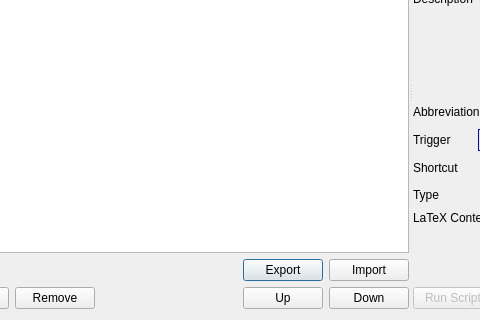
The window that src/usermenudialog.ui (texstudio-org/texstudio) describes before a commit, drawn with Qt 5; both pictures show x 82 to 562 and y 136 to 456 of the 942 by 456 pixel window.
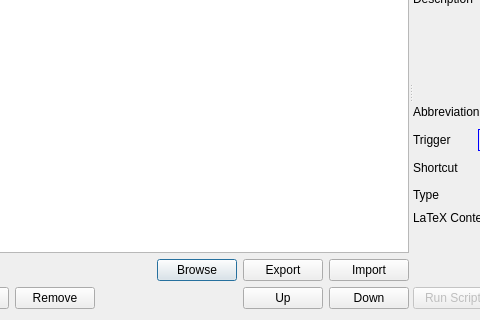
The same window after the commit. Icons and pictures are not drawn.

Commit message: browse macros on repository download not yet implemented

```diff
--- a/src/usermenudialog.ui
+++ b/src/usermenudialog.ui
@@ -66,6 +66,16 @@
            </property>
           </spacer>
          </item>
+         <item>
+          <widget class="QPushButton" name="pbBrowse">
+           <property name="toolTip">
+            <string>Browse offered macros on txs site.</string>
+           </property>
+           <property name="text">
+            <string>Browse</string>
+           </property>
+          </widget>
+         </item>
          <item>
           <widget class="QPushButton" name="pbExport">
            <property name="toolTip">
```
The commit also changes 7 other files.
